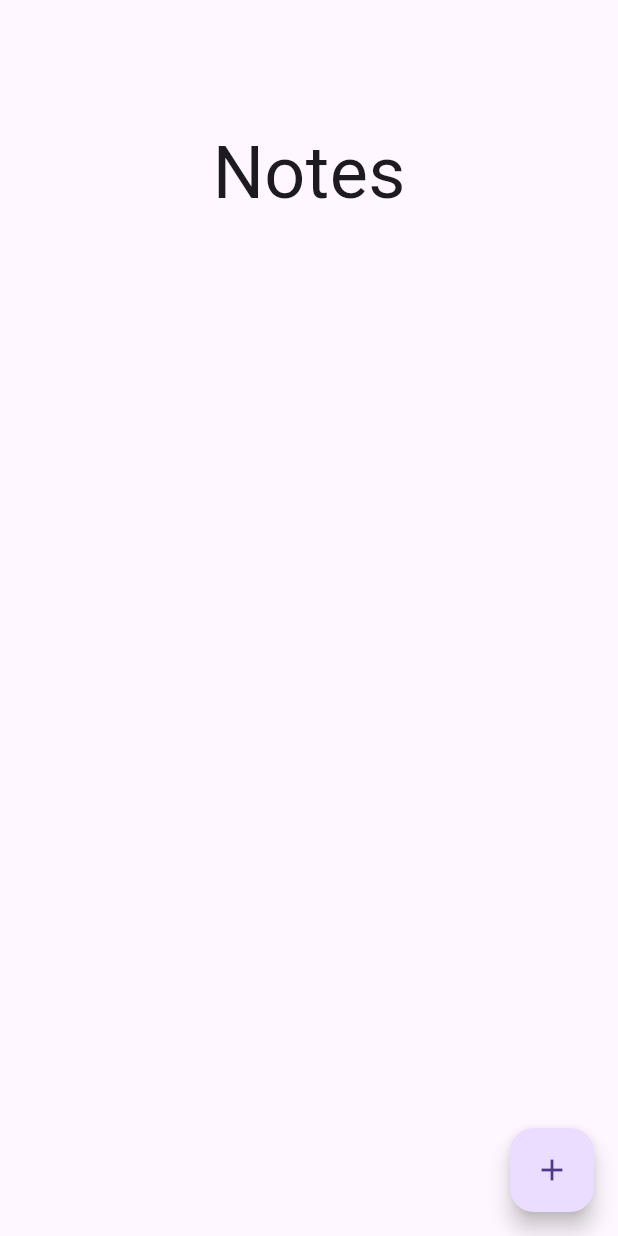
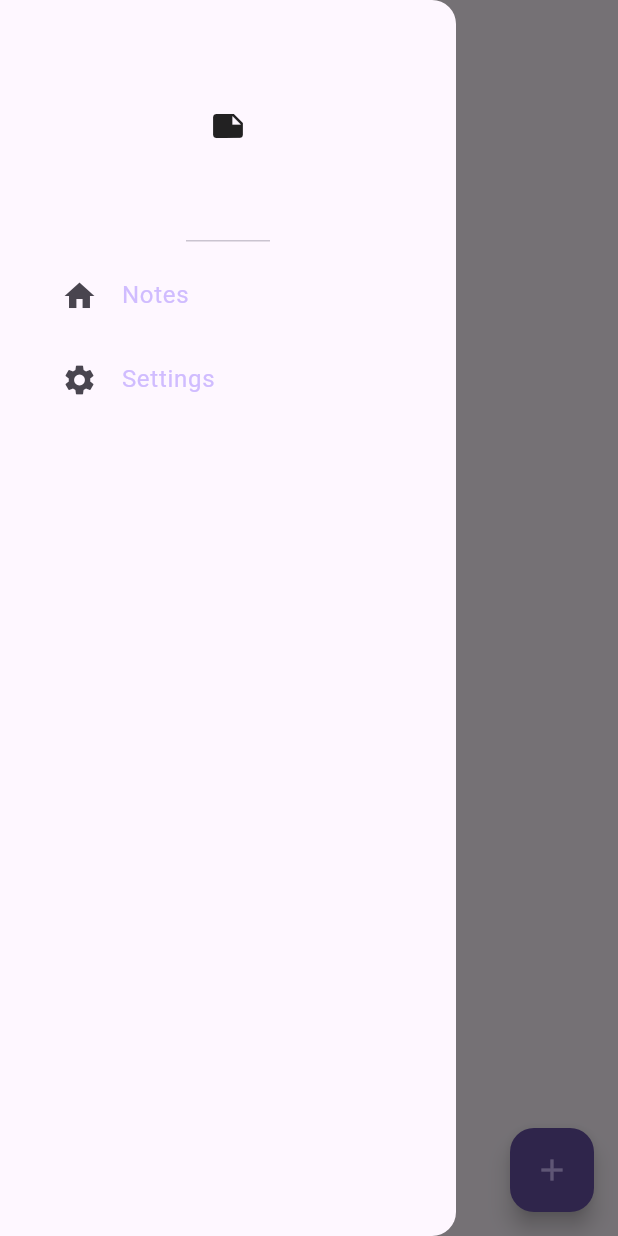
Before and after one commit to Maferr-31/flutter_minimal_note_app, a Flutter app: the screen it shows after launch, with the side drawer open (before the commit the screen has no drawer), on a phone screen of 412 x 824 dp. Run offline on Flutter 3.47's test engine with Material 3 defaults, Android fonts, the phone set to English and light mode, and no system bars; our stand-ins replace google_fonts, isar; accounts and stored records are empty; statements that could not run were skipped.

Commit message:
mode_and_button

```diff
--- /dev/null
+++ b/lib/components/drawer.dart
@@ -0,0 +1,45 @@
+import 'package:flutter/material.dart';
+import 'package:flutter/cupertino.dart';
+import 'package:flutter_minimal_note_app/components/drawer_tile.dart';
+import 'package:flutter_minimal_note_app/pages/settings_page.dart';
+
+class MyDrawer extends StatelessWidget {
+  const MyDrawer ({super.key});
+
+  @override
+  Widget build(BuildContext context) {
+    return Drawer(
+      backgroundColor: Theme.of(context).colorScheme.background,
+      child: Column(
+        children: [
+          //encabezado
+          const DrawerHeader(
+            child: Icon(Icons.note),
+          ),
+
+          //mosaico de notas
+          DrawerTile(
+            title: "Notes",
+            leading: const Icon(Icons.home),
+            onTap: () => Navigator.pop(context),
+          ),
+
+          //mosaico de configuración
+          DrawerTile(
+            title: "Settings",
+            leading: const Icon(Icons.settings),
+            onTap: () {
+              Navigator.pop(context);
+              Navigator.push(
+                context,
+                MaterialPageRoute(
+                  builder: (context) => SettingsPage(),
+                ),
+              );
+            },
+          ),
+        ],
+      ),
+    );
+  }
+}
--- /dev/null
+++ b/lib/components/drawer_tile.dart
@@ -0,0 +1,29 @@
+import 'package:flutter/material.dart';
+
+class DrawerTile extends StatelessWidget {
+  final String title;
+  final Widget leading;
+  final void Function()? onTap;
+
+  const DrawerTile({
+    super.key,
+    required this.title,
+    required this.leading,
+    required this.onTap,
+  });
+
+  @override
+  Widget build(BuildContext context) {
+    return Padding(
+      padding: const EdgeInsets.only(left: 25.0),
+      child: ListTile(
+        title: Text(
+          title,
+          style: TextStyle(color: Theme.of(context).colorScheme.inversePrimary),
+        ),
+        leading: leading,
+        onTap: onTap,
+      ),
+    );
+  }
+}
--- a/lib/pages/notes_page.dart
+++ b/lib/pages/notes_page.dart
@@ -1,4 +1,6 @@
 import 'package:flutter/material.dart';
+import 'package:flutter_minimal_note_app/components/drawer.dart';
+import 'package:flutter_minimal_note_app/components/note_tile.dart';
 import 'package:flutter_minimal_note_app/main.dart';
 import 'package:flutter_minimal_note_app/models/note.dart';
 import 'package:flutter_minimal_note_app/models/note_database.dart';
@@ -30,6 +32,8 @@ void createNote() {
   showDialog(
     context: context,
     builder: (context) => AlertDialog(
+      // ignore: deprecated_member_use
+      backgroundColor: Theme.of(context).colorScheme.background,
       content: TextField(
         controller: textController,
       ),
@@ -64,7 +68,9 @@ void updateNote(Note note) {
   showDialog(
     context: context,
     builder: (context) => AlertDialog(
-      title: Text("Descargar Nota"),
+      // ignore: deprecated_member_use
+      backgroundColor: Theme.of(context).colorScheme.background,
+      title: const Text("Descargar Nota"),
       content: TextField(controller: textController),
       actions: [
         //boton de descarga
@@ -104,17 +110,32 @@ void deleteNote(int id) {
       appBar: AppBar(
         elevation: 0,
         backgroundColor: Colors.transparent,
+        foregroundColor: Theme.of(context).colorScheme.inversePrimary,
       ),
+      // ignore: deprecated_member_use
+      backgroundColor: Theme.of(context).colorScheme.background,
       floatingActionButton: FloatingActionButton(
-        onPressed: () {},
-        child: const Icon(Icons.add),
+        onPressed: createNote,
+        backgroundColor: Theme.of(context).colorScheme.primary,
+        child: Icon(
+          Icons.add,
+          color: Theme.of(context).colorScheme.inversePrimary,
+        ),
       ),
+      drawer: const MyDrawer(),
       body: Column(
+        crossAxisAlignment: CrossAxisAlignment.start,
         children: [
           //Heading
           Padding(
-            padding: const EdgeInsets.all(25.0),
-            child: Text('Notes',style: GoogleFonts.dmSeriText(fontSize: 48),),
+            padding: const EdgeInsets.only(left: 25.0),
+            child: Text(
+              'Notes',
+              style: GoogleFonts.dmSerifText(
+                fontSize: 48,
+                color: Theme.of(context).colorScheme.inversePrimary,
+              ),
+            ),
           ),
           //lista de notas
           Expanded(
@@ -125,24 +146,10 @@ void deleteNote(int id) {
                 final note = currentNotes[index];
 
                 //lista de interfaz de usuario
-                return ListTile(
-                  title: Text(note.text),
-                  trailing: Row(
-                    mainAxisSize: MainAxisSize.min,
-                    children: [
-                     // boton editar
-                     IconButton(
-                      onPressed: () => updateNote(note),
-                      icon: const Icon(Icons.edit),
-                      ),
-
-                     //boton borrar
-                     IconButton(
-                      onPressed:() => updateNote(note),
-                      icon: const Icon(Icons.delete),
-                     ),
-                    ],
-                  ),
+                return NoteTile(
+                  text: note.text,
+                  onEditPressed: () => updateNote(note),
+                  onDeletePressed: () => deleteNote(note.id),
                 );
               },
             ),
--- a/lib/theme/theme.dart
+++ b/lib/theme/theme.dart
@@ -17,9 +17,9 @@ ThemeData darkMode = ThemeData(
   brightness: Brightness.dark,
   colorScheme: ColorScheme.dark(
     // ignore: deprecated_member_use
-    background:Colors.grey.shade900,
-    primary: Colors.grey.shade800,
-    secondary: Colors.grey.shade700,
+    background:const Color.fromARGB(255, 24, 24, 24),
+    primary: const Color.fromARGB(255, 34, 34, 34),
+    secondary: const Color.fromARGB(255, 49, 49, 49),
     inversePrimary: Colors.grey.shade300,
   ),
 );
```
Also changed, not shown: lib/components/note_tile.dart (added, +46 -0 lines), lib/pages/settings_page.dart (added, +51 -0 lines).
